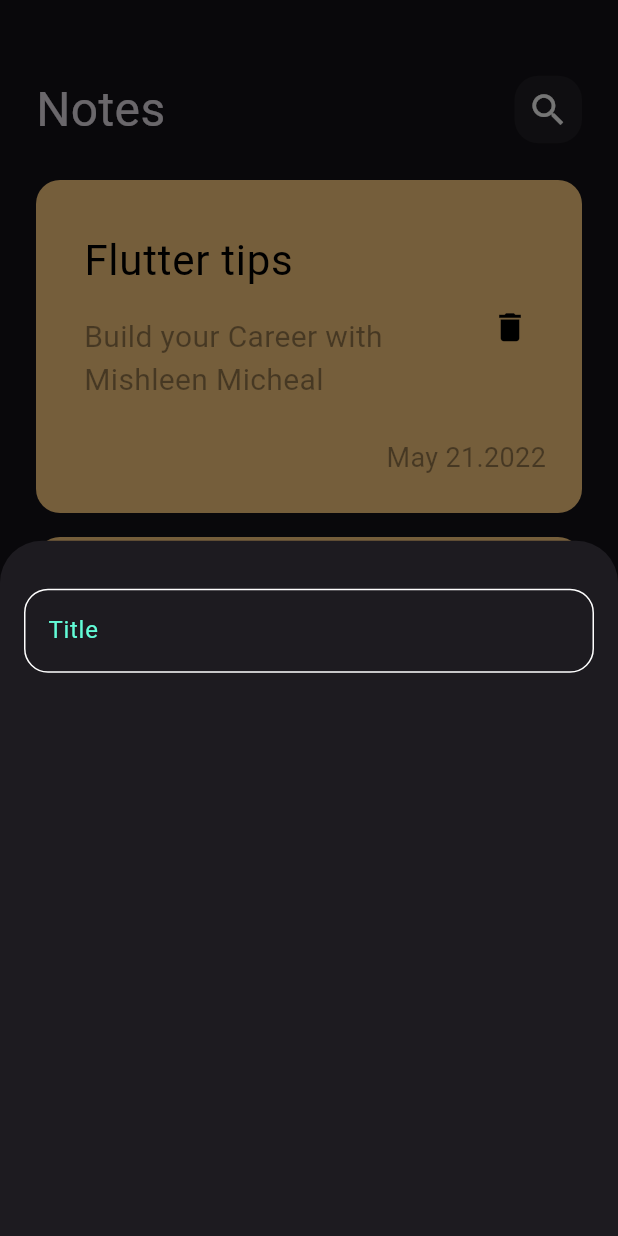
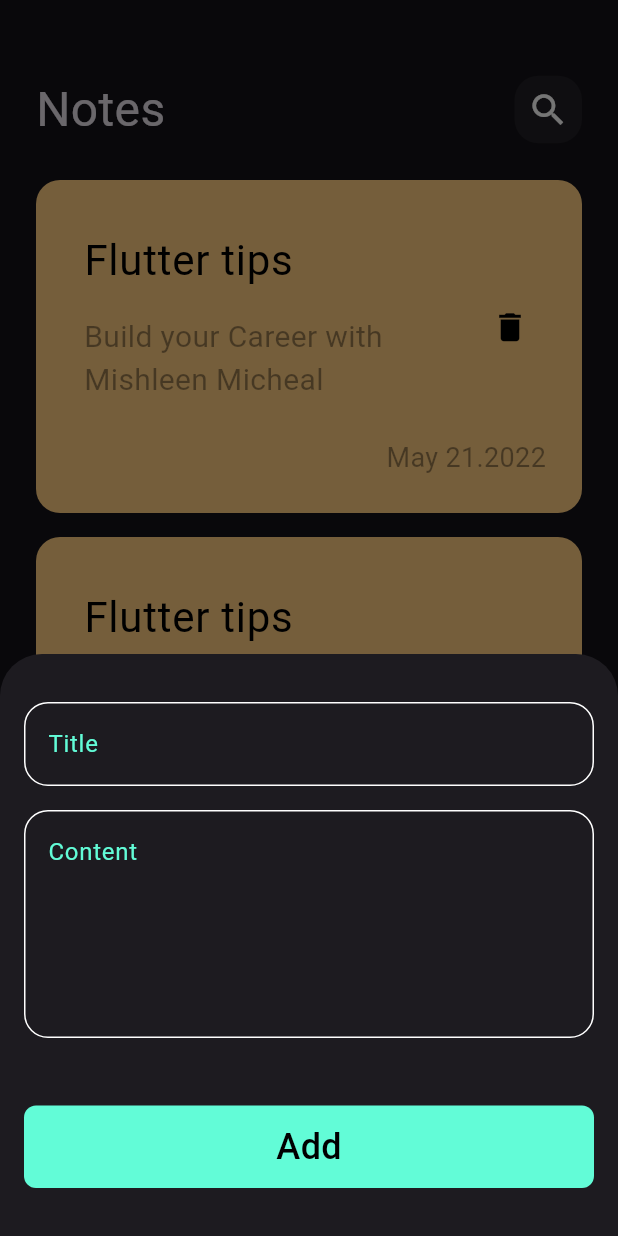
Before and after one commit to mishleen344/Notes_App, a Flutter app: the screen it shows after launch, after a tap on the "add" icon, on a phone screen of 412 x 824 dp. Run offline on Flutter 3.47's test engine with Material 3 defaults, Android fonts, the phone set to English and light mode, and no system bars.

Commit message:
finish notes bottom sheet

```diff
--- a/lib/weidget/add_note_button_sheet.dart
+++ b/lib/weidget/add_note_button_sheet.dart
@@ -1,18 +1,39 @@
 import 'package:flutter/material.dart';
+import 'package:notes_app/weidget/constant.dart';
 import 'package:notes_app/weidget/custom_text_field.dart';
+
+import 'custom_button.dart';
+
 class AddNoteButtonSheet extends StatelessWidget {
   const AddNoteButtonSheet({super.key});
 
   @override
   Widget build(BuildContext context) {
-    return  Container(
-      child: Padding(
-        padding: const EdgeInsets.only(top: 32 , left: 16 , right: 16),
-        child: Column(
-          children: [
-            CustomTextField(),
-
-          ],
+    return Container(
+      child: const Padding(
+        padding: EdgeInsets.only(top: 32, left: 16, right: 16),
+        child: SingleChildScrollView(
+          child: Column(
+            children: [
+              CustomTextField(
+                hint: 'Title',
+              ),
+              SizedBox(
+                height: 16,
+              ),
+              CustomTextField(
+                hint: 'Content',
+                maxLine: 5,
+              ),
+              SizedBox(
+                height: 45,
+              ),
+              CustomButton(),
+              SizedBox(
+                height: 32,
+              ),
+            ],
+          ),
         ),
       ),
     );
--- /dev/null
+++ b/lib/weidget/custom_button.dart
@@ -0,0 +1,25 @@
+import 'package:flutter/material.dart';
+
+import 'constant.dart';
+class CustomButton extends StatelessWidget {
+  const CustomButton({super.key});
+
+  @override
+  Widget build(BuildContext context) {
+    return Container(
+      width: MediaQuery.of(context).size.width, // to take full width the screan
+      height: 55,
+      decoration: BoxDecoration(
+        color: kPrimaryColor,
+        borderRadius: BorderRadius.circular(8),
+      ),
+      child: const Center(
+        child: Text(
+          "Add",
+          style: TextStyle(
+              color: Colors.black, fontSize: 24, fontWeight: FontWeight.w500),
+        ),
+      ),
+    );
+  }
+}
--- a/lib/weidget/custom_text_field.dart
+++ b/lib/weidget/custom_text_field.dart
@@ -1,14 +1,17 @@
 import 'package:flutter/material.dart';
 import 'package:notes_app/weidget/constant.dart';
 class CustomTextField extends StatelessWidget {
-  const CustomTextField({super.key});
-
+  const CustomTextField({super.key, required this.hint,  this.maxLine = 1});
+ final String hint;
+ final int maxLine;
   @override
   Widget build(BuildContext context) {
     return TextField(
       cursorColor: kPrimaryColor,
+      maxLines: maxLine,
       decoration: InputDecoration(
-        hintText: 'Title',hintStyle: const TextStyle(color: kPrimaryColor),
+
+        hintText: hint,hintStyle: const TextStyle(color: kPrimaryColor),
         border: buildBorder(),
         enabledBorder: buildBorder(),
         focusedBorder: buildBorder(kPrimaryColor)
```
